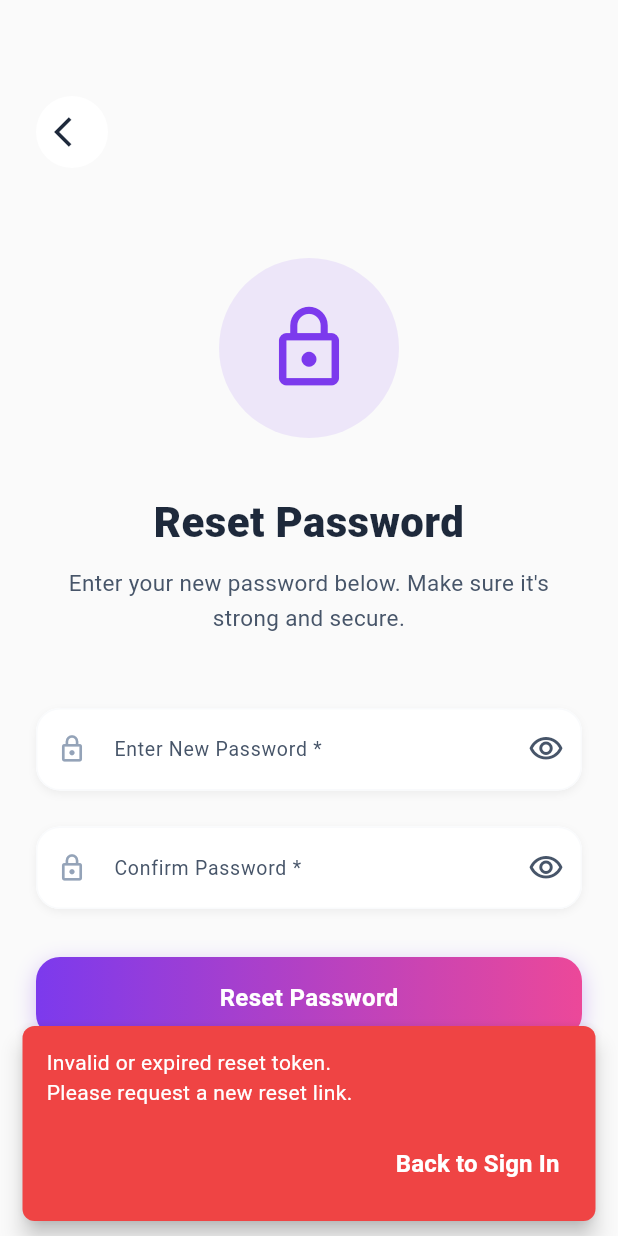
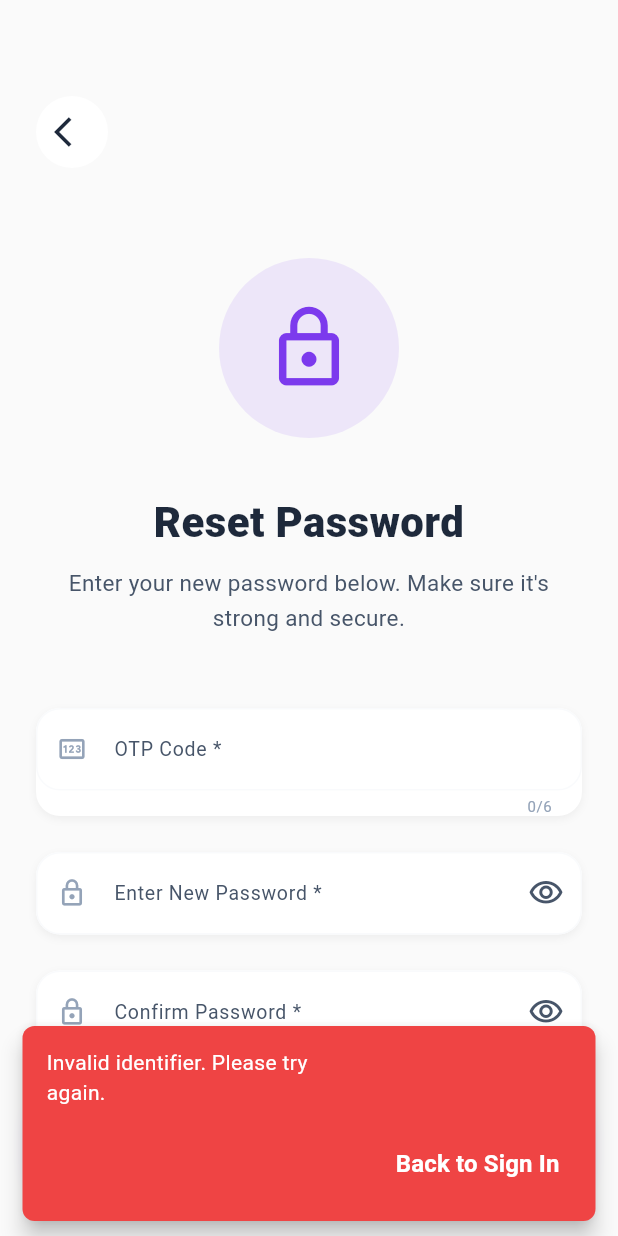
Before and after one commit to amrh20/wish_listy, a Flutter app: the NewPasswordScreen screen opened directly, on a phone screen of 412 x 824 dp. Run offline on Flutter 3.47's test engine with Material 3 defaults, Android fonts, the phone set to English and light mode, and no system bars; our stand-ins replace app_links, cached_network_image, country_picker, dio, equatable, firebase_core and 18 more; accounts and stored records are empty; Roboto replaces fonts that are missing (Alexandria, Ubuntu).

Commit message:
push reset password

```diff
--- a/lib/core/utils/app_routes.dart
+++ b/lib/core/utils/app_routes.dart
@@ -280,16 +280,16 @@ class AppRoutes {
       );
     } else if (settings.name == resetPassword) {
       final args = settings.arguments as Map<String, dynamic>?;
-      final token = args?['token'] as String?;
-      if (token != null && token.isNotEmpty) {
+      final identifier = args?['identifier'] as String?;
+      if (identifier != null && identifier.isNotEmpty) {
         return MaterialPageRoute(
           builder: (context) => BlocProvider<AuthCubit>(
             create: (context) => AuthCubit(),
-            child: NewPasswordScreen(token: token),
+            child: NewPasswordScreen(identifier: identifier),
           ),
         );
       }
-      // If token is missing, redirect to forgot password or login
+      // If identifier is missing, redirect to forgot password or login
       return MaterialPageRoute(
         builder: (context) => BlocProvider<AuthCubit>(
           create: (context) => AuthCubit(),
--- a/lib/features/auth/data/repository/auth_repository.dart
+++ b/lib/features/auth/data/repository/auth_repository.dart
@@ -530,16 +530,17 @@ class AuthRepository extends ChangeNotifier {
   }
 
   /// Request password reset link
-  /// [username] can be email or phone
+  /// [identifier] can be email or phone
   /// [newEmail] is optional - used when account doesn't have linked email
+  /// Returns response or throws ApiException with requiresEmail flag in data
   Future<Map<String, dynamic>> requestReset(
-    String username, {
+    String identifier, {
     String? newEmail,
   }) async {
     try {
-      final data = <String, dynamic>{'username': username};
+      final data = <String, dynamic>{'identifier': identifier};
       if (newEmail != null && newEmail.isNotEmpty) {
-        data['email'] = newEmail;
+        data['newEmail'] = newEmail;
       }
 
       final response = await _apiService.post(
@@ -547,22 +548,41 @@ class AuthRepository extends ChangeNotifier {
         data: data,
       );
       return response;
-    } on ApiException {
+    } on ApiException catch (e) {
+      // Check if this is a 400 error with requiresEmail flag
+      if (e.statusCode == 400 &&
+          e.data is Map &&
+          e.data['requiresEmail'] == true) {
+        // Return special response instead of throwing
+        return {
+          'success': false,
+          'requiresEmail': true,
+          'message': e.message,
+        };
+      }
       rethrow;
     } catch (e) {
       throw Exception('Failed to request reset: $e');
     }
   }
 
-  /// Reset password using token from email link
+  /// Reset password using OTP verification
+  /// [identifier] is the username/phone used in request-reset
+  /// [otp] is the 6-digit OTP code
+  /// [newPassword] is the new password
   Future<Map<String, dynamic>> resetPassword({
-    required String token,
+    required String identifier,
+    required String otp,
     required String newPassword,
   }) async {
     try {
-      final response = await _apiService.post(
+      final response = await _apiService.patch(
         '/auth/reset-password',
-        data: {'token': token, 'newPassword': newPassword},
+        data: {
+          'identifier': identifier,
+          'otp': otp,
+          'newPassword': newPassword,
+        },
       );
       return response;
     } on ApiException {
--- a/lib/features/auth/presentation/cubit/auth_cubit.dart
+++ b/lib/features/auth/presentation/cubit/auth_cubit.dart
@@ -88,6 +88,12 @@ class AuthCubit extends Cubit<AuthState> {
         newEmail: newEmail,
       );
 
+      // Check if requiresEmail flag is set (from 400 error)
+      if (response['requiresEmail'] == true) {
+        emit(AuthForgotPasswordEmailRequired(identifier));
+        return;
+      }
+
       if (response['success'] == true) {
         emit(RequestResetSuccess(
           response['message'] ?? 'Reset link sent successfully',
@@ -98,7 +104,14 @@ class AuthCubit extends Cubit<AuthState> {
         ));
       }
     } on ApiException catch (e) {
-      emit(RequestResetError(e.message));
+      // Check if this is a requiresEmail case (should be handled above, but double-check)
+      if (e.statusCode == 400 &&
+          e.data is Map &&
+          e.data['requiresEmail'] == true) {
+        emit(AuthForgotPasswordEmailRequired(identifier));
+      } else {
+        emit(RequestResetError(e.message));
+      }
     } catch (e) {
       emit(RequestResetError(
         'Failed to request reset: ${e.toString()}',
@@ -106,12 +119,17 @@ class AuthCubit extends Cubit<AuthState> {
     }
   }
 
-  Future<void> resetPassword(String token, String newPassword) async {
+  Future<void> resetPassword({
+    required String identifier,
+    required String otp,
+    required String newPassword,
+  }) async {
     try {
       emit(AuthLoading());
 
       final response = await _repository.resetPassword(
-        token: token,
+        identifier: identifier,
+        otp: otp,
         newPassword: newPassword,
       );
 
--- a/lib/features/auth/presentation/cubit/auth_state.dart
+++ b/lib/features/auth/presentation/cubit/auth_state.dart
@@ -51,6 +51,15 @@ class RequestResetError extends AuthState {
   List<Object?> get props => [message];
 }
 
+class AuthForgotPasswordEmailRequired extends AuthState {
+  final String identifier;
+
+  const AuthForgotPasswordEmailRequired(this.identifier);
+
+  @override
+  List<Object?> get props => [identifier];
+}
+
 class ResetPasswordSuccess extends AuthState {
   final String message;
 
--- a/lib/features/auth/presentation/screens/new_password_screen.dart
+++ b/lib/features/auth/presentation/screens/new_password_screen.dart
@@ -6,14 +6,15 @@ import 'package:wish_listy/core/constants/app_styles.dart';
 import 'package:wish_listy/core/utils/app_routes.dart';
 import 'package:wish_listy/core/widgets/custom_button.dart';
 import 'package:wish_listy/core/widgets/custom_text_field.dart';
+import 'package:wish_listy/core/widgets/unified_snackbar.dart';
 import 'package:wish_listy/core/services/localization_service.dart';
 import 'package:wish_listy/features/auth/presentation/cubit/auth_cubit.dart';
 import 'package:wish_listy/features/auth/presentation/cubit/auth_state.dart';
 
 class NewPasswordScreen extends StatefulWidget {
-  final String? token;
+  final String? identifier; // Username/phone from forgot password screen
 
-  const NewPasswordScreen({super.key, this.token});
+  const NewPasswordScreen({super.key, this.identifier});
 
   @override
   _NewPasswordScreenState createState() => _NewPasswordScreenState();
@@ -22,6 +23,7 @@ class NewPasswordScreen extends StatefulWidget {
 class _NewPasswordScreenState extends State<NewPasswordScreen>
     with TickerProviderStateMixin {
   final _formKey = GlobalKey<FormState>();
+  final _otpController = TextEditingController();
   final _newPasswordController = TextEditingController();
   final _confirmPasswordController = TextEditingController();
 
@@ -35,12 +37,12 @@ class _NewPasswordScreenState extends State<NewPasswordScreen>
   bool _obscureConfirmPassword = true;
   bool _isSuccess = false;
 
-  String? get _token {
-    // Get token from widget parameter or route arguments
-    if (widget.token != null) return widget.token;
+  String? get _identifier {
+    // Get identifier from widget parameter or route arguments
+    if (widget.identifier != null) return widget.identifier;
     final args = ModalRoute.of(context)?.settings.arguments;
-    if (args is Map && args['token'] != null) {
-      return args['token'] as String;
+    if (args is Map && args['identifier'] != null) {
+      return args['identifier'] as String;
     }
     return null;
   }
@@ -51,10 +53,10 @@ class _NewPasswordScreenState extends State<NewPasswordScreen>
     _initializeAnimations();
     _startAnimations();
 
-    // Validate token on init
-    if (_token == null || _token!.isEmpty) {
+    // Validate identifier on init
+    if (_identifier == null || _identifier!.isEmpty) {
       WidgetsBinding.instance.addPostFrameCallback((_) {
-        _showTokenError();
+        _showIdentifierError();
       });
     }
   }
@@ -94,11 +96,11 @@ class _NewPasswordScreenState extends State<NewPasswordScreen>
     _animationController.forward();
   }
 
-  void _showTokenError() {
+  void _showIdentifierError() {
     final localization = Provider.of<LocalizationService>(context, listen: false);
     ScaffoldMessenger.of(context).showSnackBar(
       SnackBar(
-        content: Text(localization.translate('auth.invalidResetToken')),
+        content: Text(localization.translate('auth.invalidIdentifier') ?? 'Invalid identifier. Please try again.'),
         backgroundColor: AppColors.error,
         behavior: SnackBarBehavior.floating,
         shape: RoundedRectangleBorder(borderRadius: BorderRadius.circular(8)),
@@ -121,6 +123,7 @@ class _NewPasswordScreenState extends State<NewPasswordScreen>
   void dispose() {
     _animationController.dispose();
     _successController.dispose();
+    _otpController.dispose();
     _newPasswordController.dispose();
     _confirmPasswordController.dispose();
     super.dispose();
@@ -129,13 +132,19 @@ class _NewPasswordScreenState extends State<NewPasswordScreen>
   Future<void> _handleResetPassword() async {
     if (!_formKey.currentState!.validate()) return;
 
-    if (_token == null || _token!.isEmpty) {
-      _showTokenError();
+    if (_identifier == null || _identifier!.isEmpty) {
+      _showIdentifierError();
       return;
     }
 
+    final otp = _otpController.text.trim();
     final newPassword = _newPasswordController.text.trim();
-    context.read<AuthCubit>().resetPassword(_token!, newPassword);
+
+    context.read<AuthCubit>().resetPassword(
+      identifier: _identifier!,
+      otp: otp,
+      newPassword: newPassword,
+    );
   }
 
   void _handleBackNavigation() {
@@ -148,18 +157,19 @@ class _NewPasswordScreenState extends State<NewPasswordScreen>
 
   @override
   Widget build(BuildContext context) {
-    return BlocProvider(
-      create: (context) => AuthCubit(),
-      child: BlocListener<AuthCubit, AuthState>(
+    return BlocListener<AuthCubit, AuthState>(
       listener: (context, state) {
         if (state is ResetPasswordSuccess) {
-            setState(() {
-              _isSuccess = true;
-            });
-            _successController.forward();
+          final localization = Provider.of<LocalizationService>(context, listen: false);
 
-            // Navigate to login after 2 seconds
-            Future.delayed(const Duration(seconds: 2), () {
+          // Show success snackbar
+          UnifiedSnackbar.showSuccess(
+            context: context,
+            message: localization.translate('auth.passwordResetSuccess') ?? 'Password reset successfully!',
+          );
+
+          // Navigate to login page after showing snackbar (give user time to see the message)
+          Future.delayed(const Duration(milliseconds: 1500), () {
             if (mounted) {
               Navigator.pushNamedAndRemoveUntil(
                 context,
@@ -273,7 +283,6 @@ class _NewPasswordScreenState extends State<NewPasswordScreen>
             );
           },
         ),
-      ),
     );
   }
 
@@ -312,6 +321,31 @@ class _NewPasswordScreenState extends State<NewPasswordScreen>
         key: _formKey,
         child: Column(
           children: [
+            // OTP Field (6 digits)
+            CustomTextField(
+              controller: _otpController,
+              label: localization.translate('auth.otp') ?? 'OTP Code',
+              hint: localization.translate('auth.enterOtp') ?? 'Enter 6-digit OTP',
+              keyboardType: TextInputType.number,
+              prefixIcon: Icons.pin_outlined,
+              isRequired: true,
+              maxLength: 6,
+              validator: (value) {
+                if (value?.isEmpty ?? true) {
+                  return localization.translate('auth.otpRequired') ?? 'OTP is required';
+                }
+                if (value!.length != 6) {
+                  return localization.translate('auth.otpInvalid') ?? 'OTP must be 6 digits';
+                }
+                if (!RegExp(r'^\d{6}$').hasMatch(value)) {
+                  return localization.translate('auth.otpInvalid') ?? 'OTP must be 6 digits';
+                }
+                return null;
+              },
+            ),
+
+            const SizedBox(height: 24),
+
             // New Password Field
             CustomTextField(
               controller: _newPasswordController,
```
Also changed, not shown: lib/features/auth/presentation/screens/forgot_password_screen.dart (+22 -3 lines), assets/translations/ar.json, assets/translations/en.json. Lines whose indentation alone changed are shown as unchanged.
